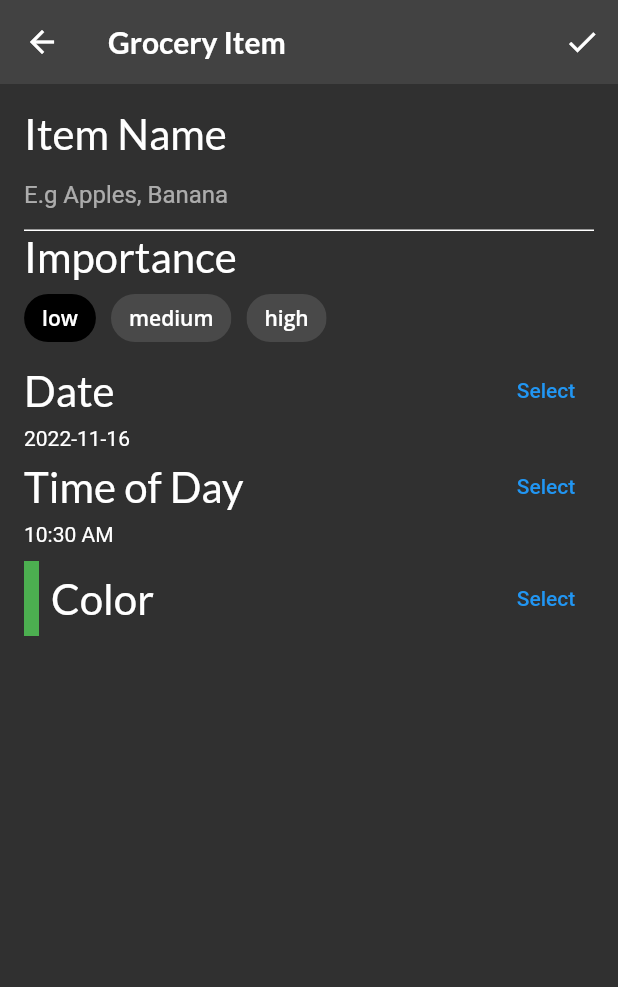
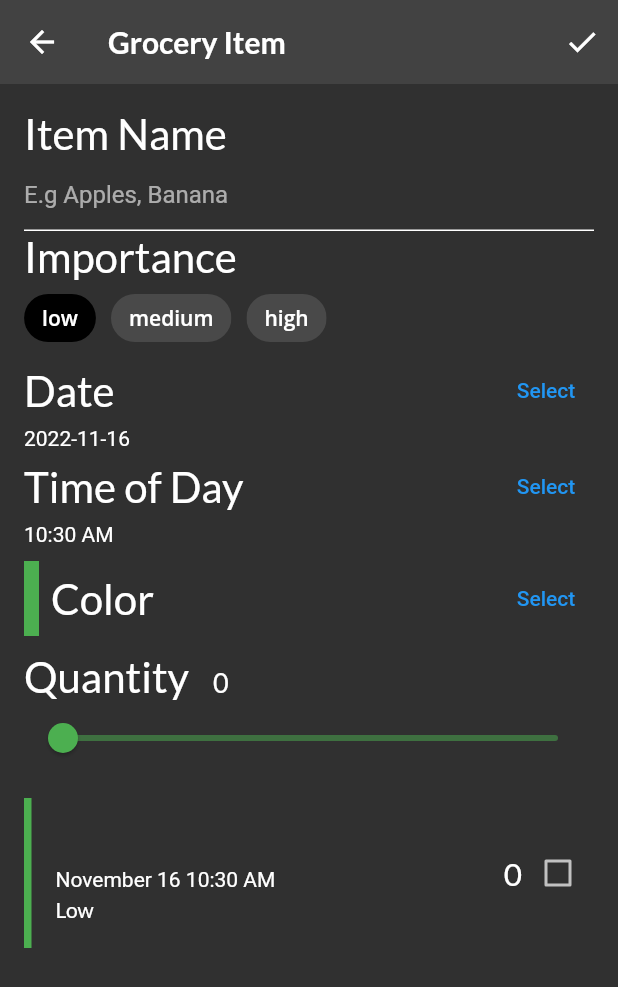
Before and after one commit to okellomano/Fooder, a Flutter app: the screen it shows after launch, item 3 of the bottom bar chosen, after a tap on the "add" icon, on a phone screen of 412 x 824 dp. Shown: the top 987 px of the screen. Run offline on Flutter 3.47's test engine with Material 2 defaults, Android fonts, the phone set to English and light mode, and no system bars; our stand-ins replace flutter_colorpicker, google_fonts.

Commit message:
Grocery items

```diff
--- /dev/null
+++ b/lib/components/grocery_tile.dart
@@ -0,0 +1,114 @@
+import 'package:flutter/material.dart';
+import 'package:google_fonts/google_fonts.dart';
+import 'package:intl/intl.dart';
+import 'package:fooderlich/models/grocery_item.dart';
+
+class GroceryTile extends StatelessWidget {
+  final GroceryItem item;
+  final Function(bool?)? onComplete;
+  final TextDecoration textDecoration;
+
+  GroceryTile({
+    super.key,
+    required this.item,
+    this.onComplete,
+  }) : textDecoration =
+            item.isComplete ? TextDecoration.lineThrough : TextDecoration.none;
+
+  @override
+  Widget build(BuildContext context) {
+    return SizedBox(
+      height: 100.0,
+      child: Row(
+        mainAxisAlignment: MainAxisAlignment.spaceBetween,
+        children: [
+          // to do 22 add row (name date)
+          Row(
+            children: [
+              Container(
+                width: 5.0,
+                color: item.color,
+              ),
+              const SizedBox(
+                width: 16.0,
+              ),
+              Column(
+                mainAxisAlignment: MainAxisAlignment.center,
+                crossAxisAlignment: CrossAxisAlignment.start,
+                children: [
+                  Text(
+                    item.name,
+                    style: GoogleFonts.lato(
+                      decoration: textDecoration,
+                      fontSize: 21.0,
+                      fontWeight: FontWeight.bold,
+                    ),
+                  ),
+                  const SizedBox(
+                    height: 4.0,
+                  ),
+                  buildDate(),
+                  const SizedBox(
+                    height: 4.0,
+                  ),
+                  buildImportance()
+                ],
+              ),
+            ],
+          ),
+          Row(
+            children: [
+              Text(
+                item.quantity.toString(),
+                style: GoogleFonts.lato(
+                  decoration: textDecoration,
+                  fontSize: 21.0,
+                ),
+              ),
+              buildCheckbox(),
+            ],
+          )
+        ],
+      ),
+    );
+  }
+
+  Widget buildImportance() {
+    if (item.importance == Importance.low) {
+      return Text(
+        'Low',
+        style: GoogleFonts.lato(decoration: textDecoration),
+      );
+    } else if (item.importance == Importance.medium) {
+      return Text(
+        'Medium',
+        style: GoogleFonts.lato(
+            fontWeight: FontWeight.w800, decoration: textDecoration),
+      );
+    } else if (item.importance == Importance.high) {
+      return Text(
+        'High',
+        style: GoogleFonts.lato(
+            fontWeight: FontWeight.w900, decoration: textDecoration),
+      );
+    } else {
+      throw Exception('This importance type does not exist');
+    }
+  }
+
+  Widget buildDate() {
+    final dateFormatter = DateFormat('MMMM dd h:mm a');
+    final dateString = dateFormatter.format(item.date);
+    return Text(
+      dateString,
+      style: TextStyle(decoration: textDecoration),
+    );
+  }
+
+  Widget buildCheckbox() {
+    return Checkbox(
+      value: item.isComplete,
+      onChanged: onComplete,
+    );
+  }
+}
--- a/lib/screens/grocery_item_screen.dart
+++ b/lib/screens/grocery_item_screen.dart
@@ -4,6 +4,7 @@ import 'package:flutter_colorpicker/flutter_colorpicker.dart';
 import 'package:intl/intl.dart';
 import 'package:uuid/uuid.dart';
 import 'package:fooderlich/models/models.dart';
+import 'package:fooderlich/components/grocery_tile.dart';
 
 class GroceryItemScreen extends StatefulWidget {
   final Function(GroceryItem) onCreate;
@@ -105,8 +106,31 @@ class _GroceryItemScreenState extends State<GroceryItemScreen> {
               height: 10.0,
             ),
             buildColorPicker(context),
-            //add slider
+            const SizedBox(
+              height: 10.0,
+            ),
+            buildQuantityField(),
             //add grocery tile
+            const SizedBox(
+              height: 16,
+            ),
+            GroceryTile(
+              item: GroceryItem(
+                name: _name,
+                importance: _importance,
+                color: _currentColor,
+                quantity: _currentSliderValue,
+                date: DateTime(
+                  _dueDate.year,
+                  _dueDate.month,
+                  _dueDate.day,
+                  _timeOfDay.hour,
+                  _timeOfDay.minute,
+                ),
+                id: '',
+              ),
+              onComplete: (bool) {},
+            )
           ],
         ),
       ),
@@ -307,4 +331,45 @@ class _GroceryItemScreenState extends State<GroceryItemScreen> {
       ],
     );
   }
+
+  Widget buildQuantityField() {
+    return Column(
+      crossAxisAlignment: CrossAxisAlignment.start,
+      children: [
+        Row(
+          crossAxisAlignment: CrossAxisAlignment.baseline,
+          textBaseline: TextBaseline.alphabetic,
+          children: [
+            Text(
+              'Quantity',
+              style: GoogleFonts.lato(fontSize: 28.0),
+            ),
+            const SizedBox(
+              width: 16.0,
+            ),
+            Text(
+              _currentSliderValue.toInt().toString(),
+              style: GoogleFonts.lato(fontSize: 18.0),
+            ),
+          ],
+        ),
+        Slider(
+          inactiveColor: _currentColor.withOpacity(0.5),
+          activeColor: _currentColor,
+          value: _currentSliderValue.toDouble(),
+          min: 0.0,
+          max: 100.0,
+          divisions: 100,
+          label: _currentSliderValue.toInt().toString(),
+          onChanged: (double value) {
+            setState(
+              () {
+                _currentSliderValue = value.toInt();
+              },
+            );
+          },
+        ),
+      ],
+    );
+  }
 }
--- /dev/null
+++ b/lib/screens/grocery_list_screen.dart
@@ -0,0 +1,73 @@
+import 'package:flutter/material.dart';
+import 'package:fooderlich/components/grocery_tile.dart';
+import 'package:fooderlich/models/models.dart';
+import 'package:fooderlich/screens/grocery_item_screen.dart';
+
+class GroceryListScreen extends StatelessWidget {
+  final GroceryManager manager;
+  const GroceryListScreen({Key? key, required this.manager}) : super(key: key);
+
+  @override
+  Widget build(BuildContext context) {
+    // to do 26 replace with listview
+    final groceryItems = manager.groceryItems;
+    return Padding(
+      padding: const EdgeInsets.all(16.0),
+      child: ListView.separated(
+        itemCount: groceryItems.length,
+        itemBuilder: (context, index) {
+          final item = groceryItems[index];
+          // to do 28 wrap in a dismissable
+          // to do 27 wrap in inkwell
+          return Dismissible(
+            key: Key(item.id),
+            direction: DismissDirection.endToStart,
+            background: Container(
+              color: Colors.red,
+              alignment: Alignment.centerRight,
+              child: const Icon(
+                Icons.delete_forever,
+                color: Colors.white,
+                size: 50.0,
+              ),
+            ),
+            onDismissed: (direction) {
+              manager.deleteItem(index);
+              ScaffoldMessenger.of(context).showSnackBar(
+                  SnackBar(content: Text('${item.name} dismissed')));
+            },
+            child: InkWell(
+              child: GroceryTile(
+                item: item,
+                key: Key(item.id),
+                onComplete: (change) {
+                  manager.completeItem(index, change!);
+                },
+              ),
+              onTap: () {
+                Navigator.push(
+                  context,
+                  MaterialPageRoute(
+                    builder: (context) => GroceryItemScreen(
+                      originalItem: item,
+                      onUpdate: (item) {
+                        manager.updateItem(item, index);
+                        Navigator.pop(context);
+                      },
+                      onCreate: (GroceryItem) {},
+                    ),
+                  ),
+                );
+              },
+            ),
+          );
+        },
+        separatorBuilder: (context, index) {
+          return const SizedBox(
+            height: 16.0,
+          );
+        },
+      ),
+    );
+  }
+}
--- a/lib/screens/grocery_screen.dart
+++ b/lib/screens/grocery_screen.dart
@@ -3,6 +3,7 @@ import 'package:fooderlich/screens/empty_grocery_screen.dart';
 import 'package:provider/provider.dart';
 import 'package:fooderlich/models/models.dart';
 import 'package:fooderlich/screens/grocery_item_screen.dart';
+import 'package:fooderlich/screens/grocery_list_screen.dart';
 
 class GroceryScreen extends StatelessWidget {
   const GroceryScreen({Key? key}) : super(key: key);
@@ -14,7 +15,9 @@ class GroceryScreen extends StatelessWidget {
         builder: (context, manager, child) {
           if (manager.groceryItems.isNotEmpty) {
             //add gorcery list
-            return Container();
+            return GroceryListScreen(
+              manager: manager,
+            );
           } else {
             return const EmptyGroceryScreen();
           }
```
